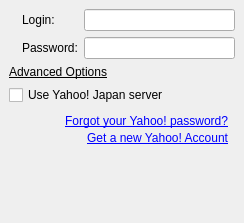
Qt form wengophone/src/presentation/qt/imaccount/YahooSettings.ui (tkrotoff/WengoPhone) before a commit.
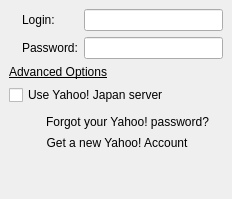
The same form after that commit. Icons and pictures are not drawn.

Commit message: - ProfileDetails.ui simplified - Replace QLabel by QToolButton when possible - Other minor modifications

Diff of the .ui file:
```diff
--- a/wengophone/src/presentation/qt/imaccount/YahooSettings.ui
+++ b/wengophone/src/presentation/qt/imaccount/YahooSettings.ui
@@ -8,8 +8,8 @@
    <rect>
     <x>0</x>
     <y>0</y>
-    <width>244</width>
-    <height>223</height>
+    <width>232</width>
+    <height>199</height>
    </rect>
   </property>
   <property name="windowTitle" >
@@ -96,18 +96,12 @@
       <number>0</number>
      </property>
      <item row="0" column="1" >
-      <widget class="QLabel" name="forgotPasswordLabel" >
-       <property name="cursor" >
-        <cursor>13</cursor>
-       </property>
+      <widget class="QToolButton" name="forgotPasswordButton" >
        <property name="text" >
-        <string>&lt;span style=" text-decoration: underline; color:#0000ff;">Forgot your Yahoo! password?&lt;/span></string>
+        <string>Forgot your Yahoo! password?</string>
        </property>
-       <property name="textFormat" >
-        <enum>Qt::AutoText</enum>
-       </property>
-       <property name="alignment" >
-        <set>Qt::AlignRight|Qt::AlignTrailing|Qt::AlignVCenter</set>
+       <property name="autoRaise" >
+        <bool>true</bool>
        </property>
       </widget>
      </item>
@@ -122,15 +116,12 @@
       </widget>
      </item>
      <item row="1" column="1" >
-      <widget class="QLabel" name="createAccountLabel" >
-       <property name="cursor" >
-        <cursor>13</cursor>
-       </property>
+      <widget class="QToolButton" name="createAccountButton" >
        <property name="text" >
-        <string>&lt;span style=" text-decoration: underline; color:#0000ff;">Get a new Yahoo! Account&lt;/span></string>
+        <string>Get a new Yahoo! Account</string>
        </property>
-       <property name="alignment" >
-        <set>Qt::AlignRight|Qt::AlignTrailing|Qt::AlignVCenter</set>
+       <property name="autoRaise" >
+        <bool>true</bool>
        </property>
       </widget>
      </item>
```
Left out of the diff: 2 changed lines with no effect on the pictures. The commit also changes 40 other files.
